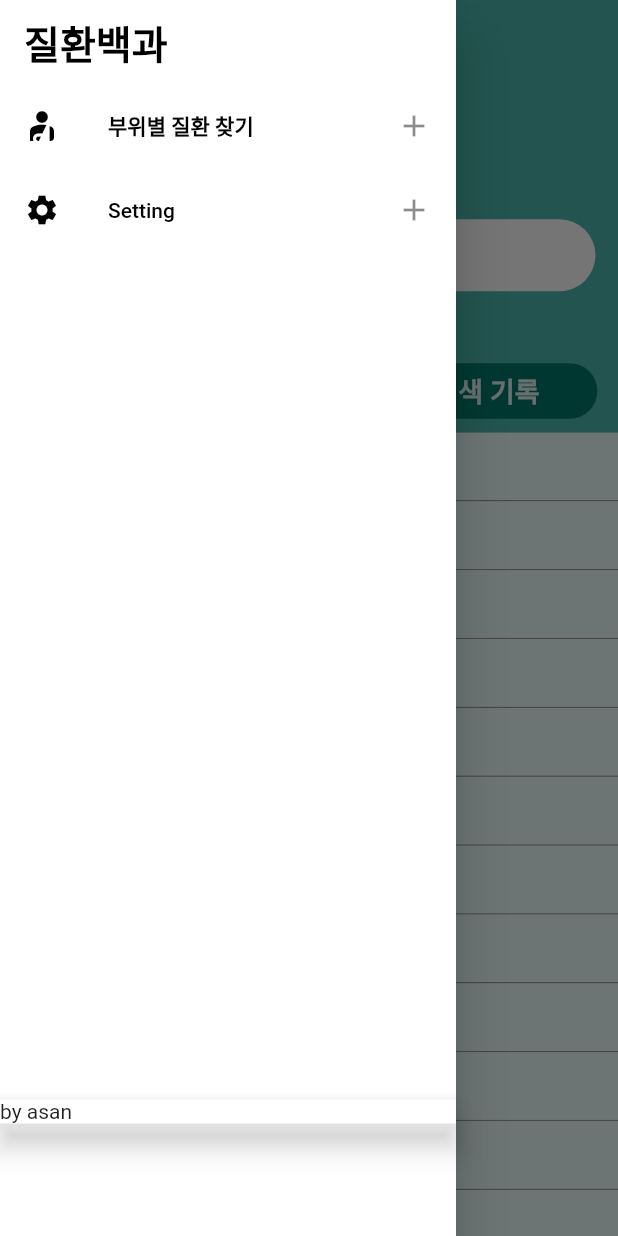
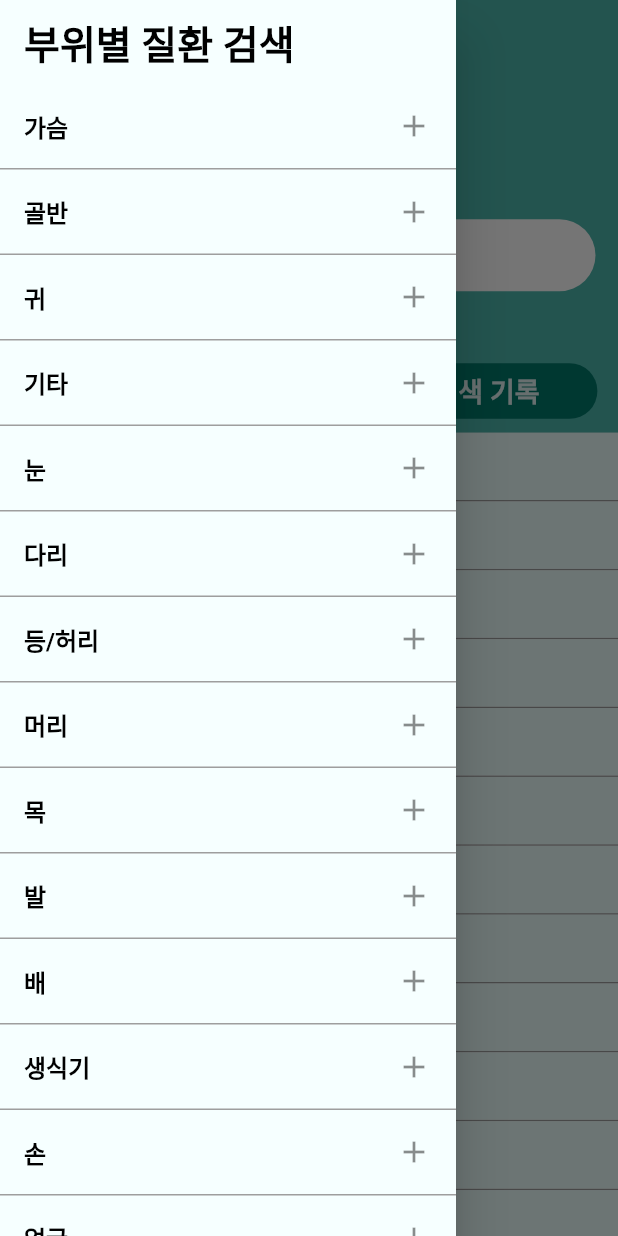
Before and after one commit to akdlcnd0994/flutterDEBG, a Flutter app: the DicionaryScreen screen opened directly, with the side drawer open, on a phone screen of 412 x 824 dp. Run offline on Flutter 3.47's test engine with Material 2 defaults, Android fonts, the phone set to English and light mode, and no system bars; network calls fail.

Commit message:
parts search add

```diff
--- a/lib/screens/dictionary_screen.dart
+++ b/lib/screens/dictionary_screen.dart
@@ -34,6 +34,30 @@ List<String> recentSearch = <String>[
   "최근 13",
   "최근 14",
   "최근 15",
+];
+
+List<String> parts = <String>[
+  "가슴",
+  "골반",
+  "귀",
+  "기타",
+  "눈",
+  "다리",
+  "등/허리",
+  "머리",
+  "목",
+  "발",
+  "배",
+  "생식기",
+  "손",
+  "얼굴",
+  "엉덩이",
+  "유방",
+  "입",
+  "전신",
+  "코",
+  "팔",
+  "피부"
 ];
 
 class DicionaryScreen extends StatefulWidget {
@@ -308,58 +332,40 @@ class MainDrawer extends StatelessWidget {
 
   @override
   Widget build(BuildContext context) {
+    double height = MediaQuery.of(context).size.height; // 화면의 높이
+
     return Drawer(
-      backgroundColor: Colors.white,
+      backgroundColor: const Color.fromARGB(255, 246, 255, 255),
       child: ListView(
         children: <Widget>[
           const ListTile(
             title: Text(
-              "질환백과",
+              "부위별 질환 검색",
               style: TextStyle(
                   color: Colors.black,
                   fontSize: 26,
                   fontWeight: FontWeight.w900),
             ),
           ),
-          ListTile(
-            leading: const Icon(
-              Icons.personal_injury,
-              color: Colors.black,
-            ),
-            title: const Text(
-              '부위별 질환 찾기',
-              style:
-                  TextStyle(color: Colors.black, fontWeight: FontWeight.w600),
-            ),
-            onTap: () {
-              print("부위별 질환 찾기");
-            },
-            trailing: const Icon(
-              Icons.add,
-            ),
-          ),
-          ListTile(
-            leading: const Icon(
-              Icons.settings,
-              color: Colors.black,
-            ),
-            title: const Text(
-              'Setting',
-              style: TextStyle(color: Colors.black),
-            ),
-            onTap: () {
-              print('Setting is clicked');
-            },
-            trailing: const Icon(Icons.add),
-          ),
-          const SizedBox(
-            height: 565,
-          ),
-          const BottomAppBar(
-            child: Text("by asan"),
-          )
+          for (String part in parts) drawerMenu(part),
         ],
       ),
     );
   }
+
+  ListTile drawerMenu(String menuName) {
+    return ListTile(
+      shape: const Border(bottom: BorderSide(color: Colors.grey)),
+      splashColor: Colors.teal[200],
+      title: Text(
+        menuName,
+        style: const TextStyle(
+            color: Colors.black, fontSize: 16, fontWeight: FontWeight.w600),
+      ),
+      onTap: () {
+        print(menuName);
+      },
+      trailing: const Icon(Icons.add),
+    );
+  }
 }
```
